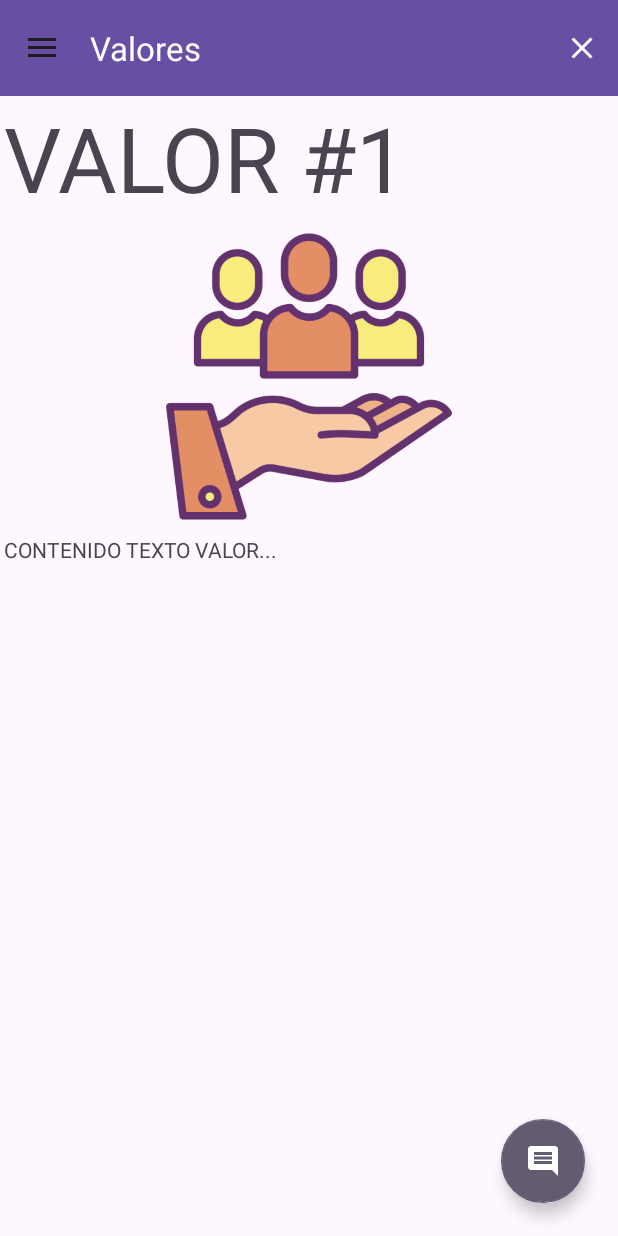
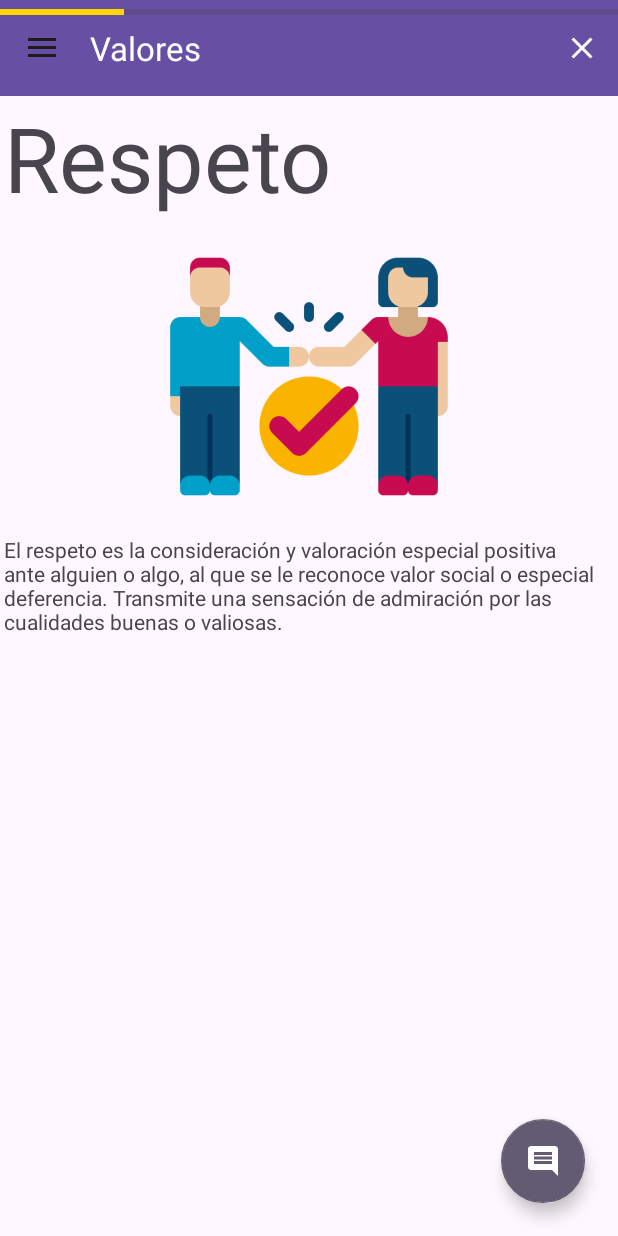
Before and after one commit to Rulios/proyecto-hpa4, an Android app: the MainActivity screen opened directly, with no data from a screen before it, on a phone screen of 412 x 824 dp. Run offline under Robolectric (Android 15) with nearby library versions, the phone set to English and light mode, and no system bars.

Commit message:
Added Progressbar, fixed Side navbar, added content to the ViewPager2

```diff
--- a/app/src/main/java/com/example/proyecto1_hpa/MainActivity.java
+++ b/app/src/main/java/com/example/proyecto1_hpa/MainActivity.java
@@ -8,6 +8,7 @@ import android.content.Intent;
 import android.database.Cursor;
 import android.os.Bundle;
 
+import android.util.Log;
 import android.view.Menu;
 import android.view.MenuInflater;
 import androidx.appcompat.widget.Toolbar;
@@ -16,6 +17,7 @@ import androidx.drawerlayout.widget.DrawerLayout;
 
 import android.view.MenuItem;
 import android.view.View;
+import android.widget.ProgressBar;
 
 import java.util.ArrayList;
 import java.util.List;
@@ -40,6 +42,8 @@ public class MainActivity extends AppCompatActivity {
 
     Usuarios usuario;
 
+    ProgressBar progressBar;
+
     @Override
     protected void onCreate(Bundle savedInstanceState) {
         super.onCreate(savedInstanceState);
@@ -61,17 +65,18 @@ public class MainActivity extends AppCompatActivity {
         DL=(DrawerLayout) findViewById(R.id.DL);
         NV=(NavigationView)findViewById(R.id.NV);
         FAB=(FloatingActionButton) findViewById(R.id.FAB);
+        progressBar = findViewById(R.id.progressBar);
 
         //código para llenar la info del viewpager
         viewPagerValores = findViewById(R.id.viewPager2);
         List <Valores> lista;
         lista = new ArrayList<Valores>();
 
-        lista.add(new Valores("VALOR #1", "CONTENIDO TEXTO VALOR...", R.drawable.valor_test));
-        lista.add(new Valores("VALOR #2", "CONTENIDO TEXTO VALOR...", R.drawable.valor_test));
-        lista.add(new Valores("VALOR #3", "CONTENIDO TEXTO VALOR...", R.drawable.valor_test));
-        lista.add(new Valores("VALOR #4", "CONTENIDO TEXTO VALOR...", R.drawable.valor_test));
-        lista.add(new Valores("VALOR #5", "CONTENIDO TEXTO VALOR...", R.drawable.valor_test));
+        lista.add(new Valores("Respeto", "El respeto es la consideración y valoración especial positiva ante alguien o algo, al que se le reconoce valor social o especial deferencia. Transmite una sensación de admiración por las cualidades buenas o valiosas.", R.drawable.valor_respeto));
+        lista.add(new Valores("Responsabilidad", "  Responsabilidad es dar cumplimiento a las obligaciones y ser cuidadoso al tomar decisiones o al realizar algo. La responsabilidad es también el hecho de ser responsable de alguien o de algo.", R.drawable.valor_responsabilidad));
+        lista.add(new Valores("Honestidad", "Se entiende por honestidad u honradez a una virtud humana consistente en el amor a la justicia y la verdad por encima del beneficio personal o de la conveniencia.", R.drawable.valor_honestidad));
+        lista.add(new Valores("Tolerancia", "La tolerancia es la actitud de la persona que respeta las opiniones, ideas o actitudes de las demás personas aunque no coincidan con las propias.", R.drawable.valor_tolerancia));
+        lista.add(new Valores("Amor", "  El amor es el vínculo de afecto que nace de la valoración del otro e inspira el deseo de su bien. Puede verse como un valor o como una propiedad de las relaciones humanas.", R.drawable.valor_amor));
 
         for (Valores valor: lista) {
             valor.save();
@@ -99,12 +104,22 @@ public class MainActivity extends AppCompatActivity {
         viewPagerValores.setAdapter(viewPagerAdaptador);
 
 
+
         ActionBarDrawerToggle toggle=new ActionBarDrawerToggle(this, DL, TB, R.string.open_nav, R.string.close_nav);
         DL.addDrawerListener(toggle);
         toggle.syncState();
         if (savedInstanceState==null){
 
         }
+
+        viewPagerValores.registerOnPageChangeCallback(new ViewPager2.OnPageChangeCallback() {
+            @Override
+            public void onPageSelected(int position) {
+                super.onPageSelected(position);
+                progressBar.setProgress(position + 1);
+                Log.d("Slide position ", "valor: " + position);
+            }
+        });
 
         NV.setNavigationItemSelectedListener(new NavigationView.OnNavigationItemSelectedListener() {
             @Override
@@ -116,6 +131,15 @@ public class MainActivity extends AppCompatActivity {
                 else if (item.getItemId()==R.id.V2)
                 {
                     viewPagerValores.setCurrentItem(1);
+                }else if (item.getItemId()==R.id.V3)
+                {
+                    viewPagerValores.setCurrentItem(2);
+                }else if (item.getItemId()==R.id.V4)
+                {
+                    viewPagerValores.setCurrentItem(3);
+                }else if (item.getItemId()==R.id.V5)
+                {
+                    viewPagerValores.setCurrentItem(4);
                 }
                 DL.closeDrawer(GravityCompat.START);
                 return true;
--- a/app/src/main/res/layout/activity_main.xml
+++ b/app/src/main/res/layout/activity_main.xml
@@ -28,6 +28,17 @@
             app:layout_constraintTop_toTopOf="parent"
             app:title="Valores"
             app:titleTextColor="#FFFFFF" />
+
+        <ProgressBar
+            android:id="@+id/progressBar"
+            style="?android:attr/progressBarStyleHorizontal"
+            android:layout_width="match_parent"
+            android:layout_height="wrap_content"
+            android:indeterminate="false"
+            android:max="5"
+            android:min="0"
+            android:progress="0"
+            android:progressTint="#FFD600" />
 
         <androidx.viewpager2.widget.ViewPager2
             android:id="@+id/viewPager2"
--- a/app/src/main/res/menu/menulateral.xml
+++ b/app/src/main/res/menu/menulateral.xml
@@ -8,17 +8,24 @@
 
         <item
             android:id="@+id/V1"
-            android:title="Valor1"/>
+            android:title="Respeto" />
         <!--- android:icon="@drawable/recurso -->
         <item
             android:id="@+id/V2"
-            android:title="Valor2"/>
+            android:title="Responsabilidad" />
         <item
-            android:id="@+id/valor3"
-            android:title="Valor3"/>
+            android:id="@+id/V3"
+            android:layout_width="wrap_content"
+            android:layout_height="wrap_content"
+            android:title="Honestidad" />
         <item
-            android:id="@+id/valor4"
-            android:title="Valor5"/>
+            android:id="@+id/V4"
+            android:title="Tolerancia" />
+        <item
+            android:id="@+id/V5"
+            android:layout_width="wrap_content"
+            android:layout_height="wrap_content"
+            android:title="Amor" />
 
     </group>
 
```
Also changed, not shown: app/src/main/res/drawable/valor_amor.png (added), app/src/main/res/drawable/valor_honestidad.png (added), app/src/main/res/drawable/valor_respeto.png (added), app/src/main/res/drawable/valor_responsabilidad.png (added), app/src/main/res/drawable/valor_tolerancia.png (added).
